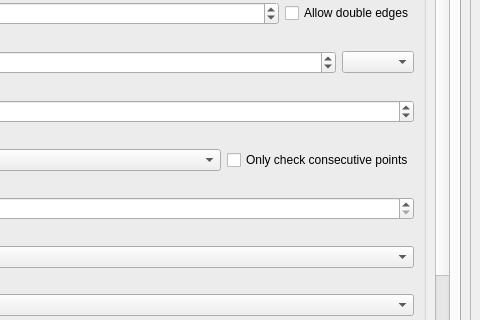
Qt form views/PluginDialog.ui (S-P-A-N-N-E-R-S/Frontend) before a commit; both pictures show x 620 to 1100 and y 382 to 702 of the 1100 by 900 pixel window.
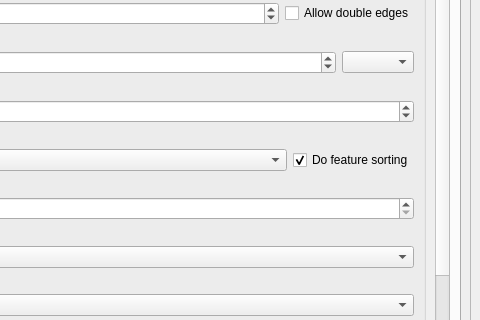
The same form after that commit. Icons and pictures are not drawn. Custom widgets are drawn as their Qt base class.

```diff
--- a/views/PluginDialog.ui
+++ b/views/PluginDialog.ui
@@ -814,7 +814,10 @@
                                     </sizepolicy>
                                    </property>
                                    <property name="text">
-                                    <string>Only check consecutive points</string>
+                                    <string>Do feature sorting</string>
+                                   </property>
+                                   <property name="checked">
+                                    <bool>true</bool>
                                    </property>
                                   </widget>
                                  </item>
```
Left out of the diff: 10 changed lines with no effect on the pictures.
